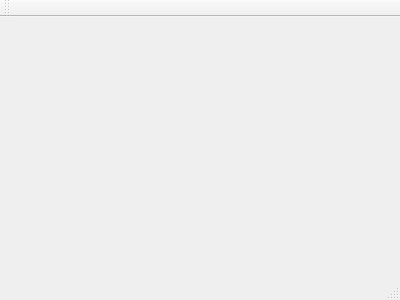
zycliao/ftp-qt, file src/ftpServer/ftpserver.ui: the form before one commit.
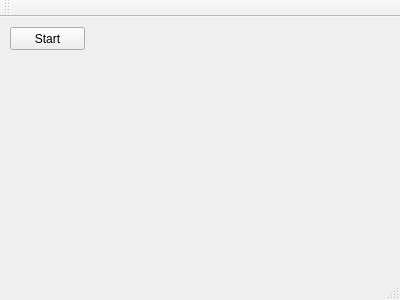
The form after the commit.

```diff
--- a/src/ftpServer/ftpserver.ui
+++ b/src/ftpServer/ftpserver.ui
@@ -13,7 +13,21 @@
   <property name="windowTitle">
    <string>ftpServer</string>
   </property>
-  <widget class="QWidget" name="centralWidget"/>
+  <widget class="QWidget" name="centralWidget">
+   <widget class="QPushButton" name="startButton">
+    <property name="geometry">
+     <rect>
+      <x>10</x>
+      <y>10</y>
+      <width>75</width>
+      <height>23</height>
+     </rect>
+    </property>
+    <property name="text">
+     <string>Start</string>
+    </property>
+   </widget>
+  </widget>
   <widget class="QMenuBar" name="menuBar">
    <property name="geometry">
     <rect>
```
